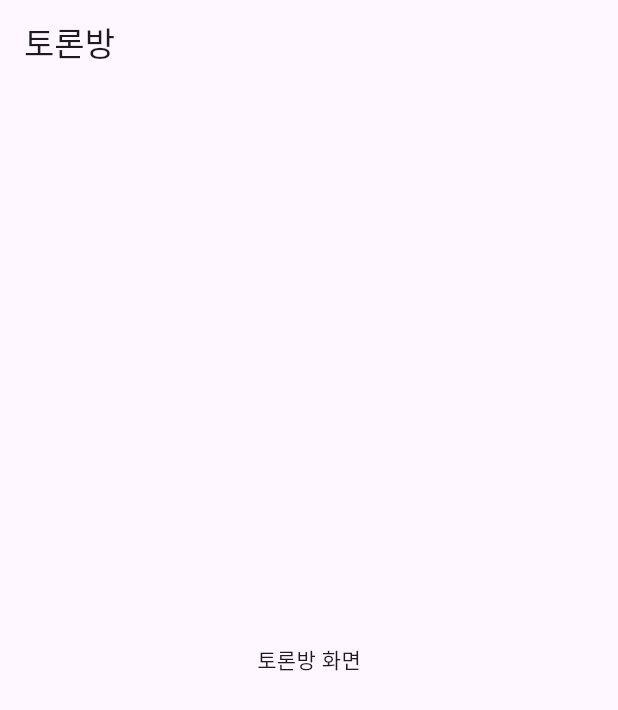
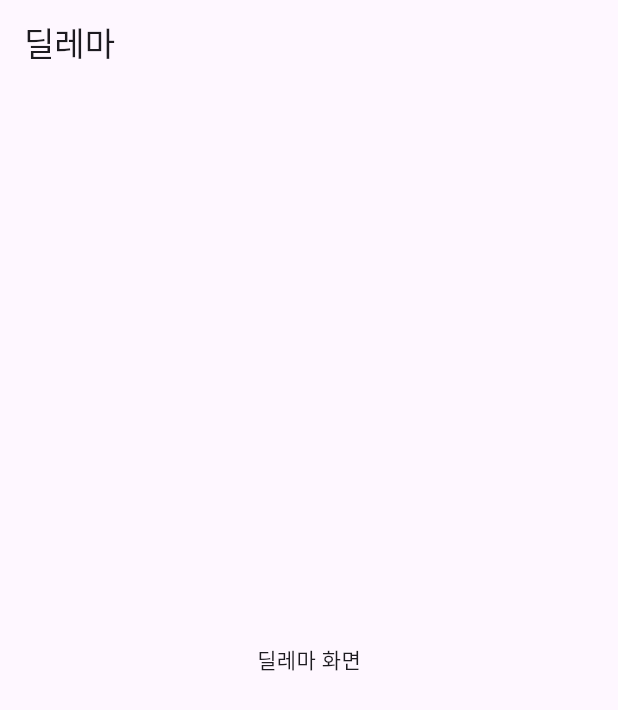
Before and after one commit to just-ham/front-end, a Flutter app: the DilemmaScreen screen opened by its route, on a phone screen of 412 x 824 dp. Shown: the top 710 px of the screen. Run offline on Flutter 3.47's test engine with Material 3 defaults, Android fonts, the phone set to English and light mode, and no system bars; our stand-ins replace go_router, logger.

Commit message:
ahead 쌓기용

```diff
--- a/lib/features/dilemma/dilemma_screen.dart
+++ b/lib/features/dilemma/dilemma_screen.dart
@@ -12,10 +12,10 @@ class _DilemmaScreenState extends State<DilemmaScreen> {
   Widget build(BuildContext context) {
     return Scaffold(
       appBar: AppBar(
-        title: const Text('토론방'),
+        title: const Text('딜레마'),
       ),
       body: const Center(
-        child: Text('토론방 화면'),
+        child: Text('딜레마 화면'),
       ),
     );
   }
```
